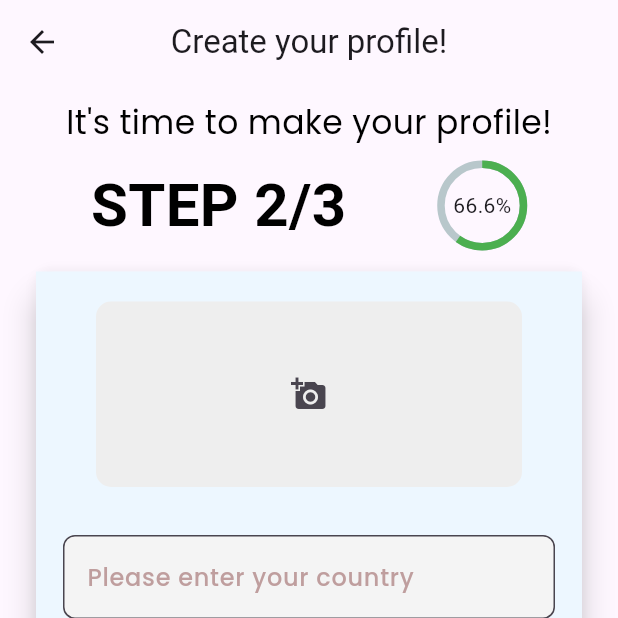
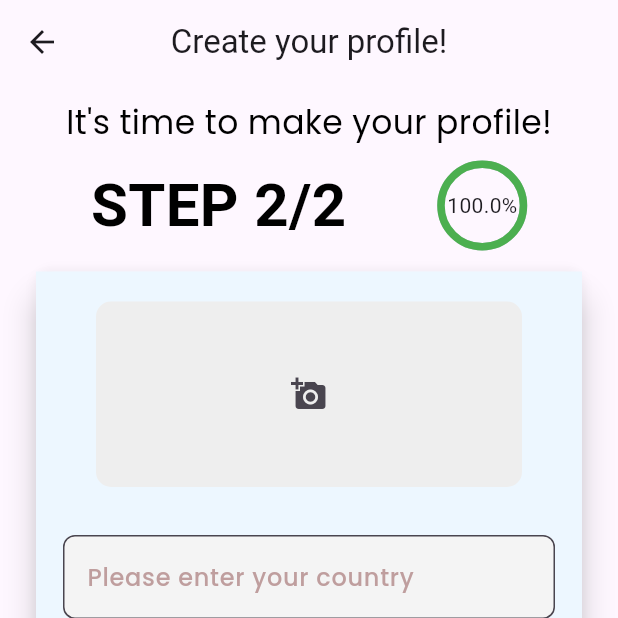
Before and after one commit to 0Armaan025/taskflow, a Flutter app: the CreateProfileScreen screen opened directly, after a tap on "Continue ->", on a phone screen of 412 x 824 dp, the top half of it. Run offline on Flutter 3.47's test engine with Material 2 defaults, Android fonts, the phone set to English and light mode, and no system bars; drawn by our look-alikes of percent_indicator; our stand-ins replace google_fonts, google_nav_bar, hexcolor; network calls fail; Roboto replaces fonts that are missing (Antic).

```diff
--- a/taskflow/lib/features/create_profile/create_profile_screen.dart
+++ b/taskflow/lib/features/create_profile/create_profile_screen.dart
@@ -7,6 +7,8 @@ import 'package:taskflow/constants/Pallete.dart';
 import 'package:taskflow/constants/constants.dart';
 import 'package:taskflow/constants/utils.dart';
 
+import '../home/home_screen.dart';
+
 class CreateProfileScreen extends StatefulWidget {
   const CreateProfileScreen({super.key});
 
@@ -15,22 +17,19 @@ class CreateProfileScreen extends StatefulWidget {
 }
 
 class _CreateProfileScreenState extends State<CreateProfileScreen> {
-  double percent = 0.2;
-  String percentage = "33.3%";
+  double percent = 0.5;
+  String percentage = "50.0%";
 
   @override
   void initState() {
     // TODO: implement initState
     super.initState();
     if (stepIndex == 2) {
-      percentage = "66.6%";
-      percent = 0.6;
-    } else if (stepIndex == 3) {
-      percentage = "99.99%";
+      percentage = "100.0%";
       percent = 1;
     } else {
       percent = 0.2;
-      percentage = "33.3%";
+      percentage = "50.0%";
     }
     setState(() {});
   }
@@ -62,7 +61,7 @@ class _CreateProfileScreenState extends State<CreateProfileScreen> {
               children: [
                 Center(
                   child: Text(
-                    "STEP $stepIndex/3",
+                    "STEP $stepIndex/2",
                     style: GoogleFonts.antic(
                       color: Colors.black,
                       fontSize: 40,
@@ -91,8 +90,8 @@ class _CreateProfileScreenState extends State<CreateProfileScreen> {
 }
 
 Widget makeStepOne(BuildContext context) {
-  final TextEditingController _fullNameController = TextEditingController();
-  final TextEditingController _usernameController = TextEditingController();
+  final TextEditingController fullNameController = TextEditingController();
+  final TextEditingController usernameController = TextEditingController();
   final size = MediaQuery.of(context).size;
 
   return Container(
@@ -102,7 +101,7 @@ Widget makeStepOne(BuildContext context) {
     child: Card(
       elevation: 9.0,
       child: Container(
-        decoration: BoxDecoration(
+        decoration: const BoxDecoration(
           color: Color.fromARGB(255, 237, 247, 255),
         ),
         child: Column(
@@ -113,7 +112,7 @@ Widget makeStepOne(BuildContext context) {
             Center(
               child: Stack(
                 children: [
-                  CircleAvatar(
+                  const CircleAvatar(
                     radius: 50,
                     backgroundImage: NetworkImage(
                         'https://cdn-icons-png.flaticon.com/128/4333/4333609.png'),
@@ -122,7 +121,7 @@ Widget makeStepOne(BuildContext context) {
                     left: 60,
                     top: 60,
                     child: IconButton(
-                      icon: Icon(
+                      icon: const Icon(
                         Icons.add,
                         color: Colors.green,
                         size: 30,
@@ -140,12 +139,12 @@ Widget makeStepOne(BuildContext context) {
                 hintText: "Please Enter your full name",
                 isObscure: false,
                 keyboardType: TextInputType.name,
-                controller: _fullNameController),
+                controller: fullNameController),
             CustomTextField2(
                 hintText: "Please Enter your username",
                 isObscure: false,
                 keyboardType: TextInputType.name,
-                controller: _usernameController),
+                controller: usernameController),
             const SizedBox(
               height: 20,
             ),
@@ -159,11 +158,11 @@ Widget makeStepOne(BuildContext context) {
                   textColor: Pallete().buttonTextColor,
                   text: "Continue ->",
                   onTap: () {
-                    if (stepIndex < 3) {
+                    if (stepIndex < 2) {
                       stepIndex++;
                     }
 
-                    moveScreen(context, CreateProfileScreen(),
+                    moveScreen(context, const CreateProfileScreen(),
                         isPushReplacement: true);
                   }),
             ),
@@ -175,8 +174,8 @@ Widget makeStepOne(BuildContext context) {
 }
 
 Widget makeStepTwo(BuildContext context) {
-  final TextEditingController _countryNameController = TextEditingController();
-  final TextEditingController _ageController = TextEditingController();
+  final TextEditingController countryNameController = TextEditingController();
+  final TextEditingController ageController = TextEditingController();
   final size = MediaQuery.of(context).size;
 
   return Container(
@@ -186,7 +185,7 @@ Widget makeStepTwo(BuildContext context) {
     child: Card(
       elevation: 9.0,
       child: Container(
-        decoration: BoxDecoration(
+        decoration: const BoxDecoration(
           color: Color.fromARGB(255, 237, 247, 255),
         ),
         child: Column(
@@ -205,7 +204,7 @@ Widget makeStepTwo(BuildContext context) {
                 ),
                 alignment: Alignment.center,
                 child: IconButton(
-                  icon: Icon(Icons.add_a_photo),
+                  icon: const Icon(Icons.add_a_photo),
                   onPressed: () {},
                 ),
               ),
@@ -217,12 +216,12 @@ Widget makeStepTwo(BuildContext context) {
                 hintText: "Please enter your country",
                 isObscure: false,
                 keyboardType: TextInputType.name,
-                controller: _countryNameController),
+                controller: countryNameController),
             CustomTextField2(
                 hintText: "Please enter your age",
                 isObscure: false,
                 keyboardType: TextInputType.number,
-                controller: _ageController),
+                controller: ageController),
             const SizedBox(
               height: 20,
             ),
@@ -236,12 +235,8 @@ Widget makeStepTwo(BuildContext context) {
                   textColor: Pallete().buttonTextColor,
                   text: "Continue ->",
                   onTap: () {
-                    if (stepIndex < 3) {
-                      stepIndex++;
-                    }
-
-                    moveScreen(context, CreateProfileScreen(),
-                        isPushReplacement: true);
+                    if (stepIndex < 2) {}
+                    moveScreen(context, HomeScreen(), isPushReplacement: true);
                   }),
             ),
           ],
--- a/taskflow/pubspec.yaml
+++ b/taskflow/pubspec.yaml
@@ -38,6 +38,7 @@ dependencies:
   hexcolor: ^3.0.1
   google_fonts: ^6.1.0
   percent_indicator: ^4.2.3
+  google_nav_bar: ^5.0.6
 
 dev_dependencies:
   flutter_test:
```
Also changed, not shown: taskflow/lib/constants/utils.dart (+72 -0 lines), taskflow/lib/features/home/home_screen.dart (added, +23 -0 lines), taskflow/pubspec.lock.
